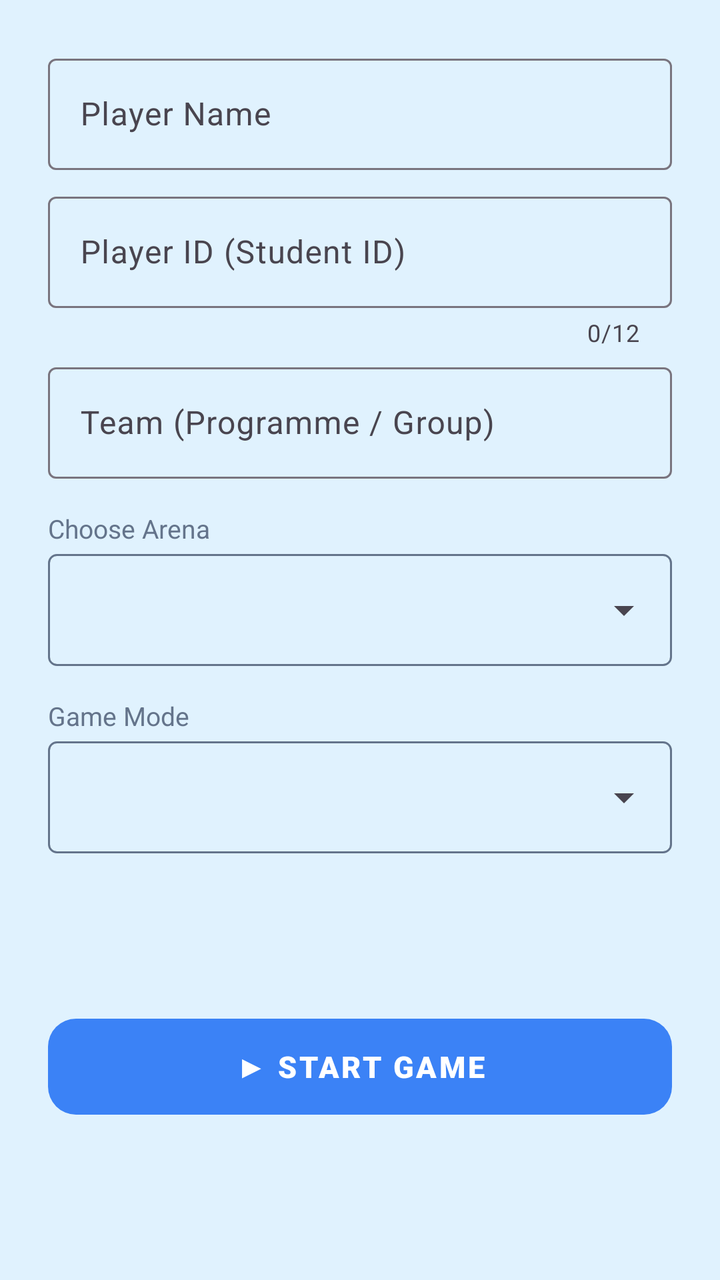
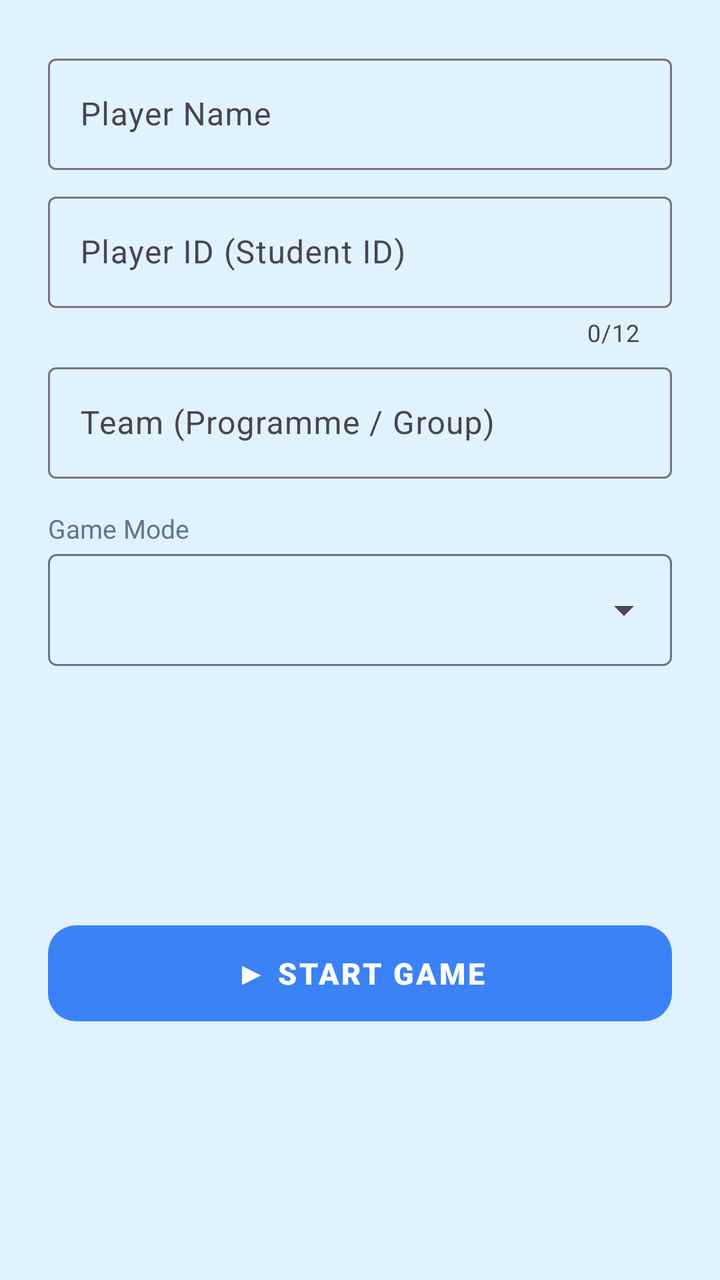

Two renders of the same Android screen: before a commit and after it. Below are the layout's source before the change and the commit's diff.
<!-- AndroidManifest.xml: application theme Theme.SmartTriviaHub -->
<!-- res/layout/form_registration.xml -->
<?xml version="1.0" encoding="utf-8"?>
<layout xmlns:android="http://schemas.android.com/apk/res/android"
    xmlns:app="http://schemas.android.com/apk/res-auto">

    <androidx.constraintlayout.widget.ConstraintLayout
        android:layout_width="match_parent"
        android:layout_height="wrap_content"
        android:padding="@dimen/space_l">

        <com.google.android.material.textfield.TextInputLayout
            android:id="@+id/tilName"
            style="@style/Widget.Material3.TextInputLayout.OutlinedBox"
            android:layout_width="0dp"
            android:layout_height="wrap_content"
            android:hint="@string/label_name"
            app:placeholderText="@string/hint_name"
            app:layout_constraintEnd_toEndOf="parent"
            app:layout_constraintStart_toStartOf="parent"
            app:layout_constraintTop_toTopOf="parent">

            <com.google.android.material.textfield.TextInputEditText
                android:id="@+id/etName"
                android:layout_width="match_parent"
                android:layout_height="wrap_content"
                android:imeOptions="actionNext"
                android:inputType="textPersonName|textCapWords"
                android:maxLength="50" />
        </com.google.android.material.textfield.TextInputLayout>

        <com.google.android.material.textfield.TextInputLayout
            android:id="@+id/tilStudentId"
            style="@style/Widget.Material3.TextInputLayout.OutlinedBox"
            android:layout_width="0dp"
            android:layout_height="wrap_content"
            android:layout_marginTop="@dimen/space_s"
            android:hint="@string/label_student_id"
            app:placeholderText="@string/hint_student_id"
            app:counterEnabled="true"
            app:counterMaxLength="12"
            app:layout_constraintEnd_toEndOf="parent"
            app:layout_constraintStart_toStartOf="parent"
            app:layout_constraintTop_toBottomOf="@id/tilName">

            <com.google.android.material.textfield.TextInputEditText
                android:id="@+id/etStudentId"
                android:layout_width="match_parent"
                android:layout_height="wrap_content"
                android:imeOptions="actionNext"
                android:inputType="textCapCharacters|textNoSuggestions"
                android:maxLength="12" />
        </com.google.android.material.textfield.TextInputLayout>

        <com.google.android.material.textfield.TextInputLayout
            android:id="@+id/tilProgramme"
            style="@style/Widget.Material3.TextInputLayout.OutlinedBox"
            android:layout_width="0dp"
            android:layout_height="wrap_content"
            android:layout_marginTop="@dimen/space_xs"
            android:hint="@string/label_programme"
            app:placeholderText="@string/hint_programme"
            app:layout_constraintEnd_toEndOf="parent"
            app:layout_constraintStart_toStartOf="parent"
            app:layout_constraintTop_toBottomOf="@id/tilStudentId">

            <com.google.android.material.textfield.TextInputEditText
                android:id="@+id/etProgramme"
                android:layout_width="match_parent"
                android:layout_height="wrap_content"
                android:imeOptions="actionDone"
                android:inputType="textCapCharacters"
                android:maxLength="30" />
        </com.google.android.material.textfield.TextInputLayout>

        
        <TextView
            android:id="@+id/tvCategoryLabel"
            android:layout_width="0dp"
            android:layout_height="wrap_content"
            android:layout_marginTop="@dimen/space_m"
            android:text="@string/label_category"
            android:textColor="@color/text_secondary"
            android:textSize="@dimen/text_small"
            app:layout_constraintEnd_toEndOf="parent"
            app:layout_constraintStart_toStartOf="parent"
            app:layout_constraintTop_toBottomOf="@id/tilProgramme" />

        
        <FrameLayout
            android:id="@+id/frameCategory"
            android:layout_width="0dp"
            android:layout_height="wrap_content"
            android:layout_marginTop="@dimen/space_xs"
            android:background="@drawable/bg_input_outline"
            app:layout_constraintEnd_toEndOf="parent"
            app:layout_constraintStart_toStartOf="parent"
            app:layout_constraintTop_toBottomOf="@id/tvCategoryLabel">

            <Spinner
                android:id="@+id/spinnerCategory"
                android:layout_width="match_parent"
                android:layout_height="@dimen/button_height" />
        </FrameLayout>

        
        <TextView
            android:id="@+id/tvDifficultyLabel"
            android:layout_width="0dp"
            android:layout_height="wrap_content"
            android:layout_marginTop="@dimen/space_m"
            android:text="@string/label_difficulty"
            android:textColor="@color/text_secondary"
            android:textSize="@dimen/text_small"
            app:layout_constraintEnd_toEndOf="parent"
            app:layout_constraintStart_toStartOf="parent"
            app:layout_constraintTop_toBottomOf="@id/frameCategory" />

        <FrameLayout
            android:id="@+id/frameDifficulty"
            android:layout_width="0dp"
            android:layout_height="wrap_content"
            android:layout_marginTop="@dimen/space_xs"
            android:background="@drawable/bg_input_outline"
            app:layout_constraintEnd_toEndOf="parent"
            app:layout_constraintStart_toStartOf="parent"
            app:layout_constraintTop_toBottomOf="@id/tvDifficultyLabel">

            <Spinner
                android:id="@+id/spinnerDifficulty"
                android:layout_width="match_parent"
                android:layout_height="@dimen/button_height" />
        </FrameLayout>

        <com.google.android.material.button.MaterialButton
            android:id="@+id/btnStart"
            style="@style/PrimaryButton"
            android:layout_width="0dp"
            android:layout_height="wrap_content"
            android:layout_marginTop="@dimen/space_l"
            android:text="@string/btn_start"
            app:layout_constraintBottom_toBottomOf="parent"
            app:layout_constraintEnd_toEndOf="parent"
            app:layout_constraintStart_toStartOf="parent"
            app:layout_constraintTop_toBottomOf="@id/frameDifficulty" />

    </androidx.constraintlayout.widget.ConstraintLayout>
</layout>
<!-- resources referenced by this layout -->
<resources>
  <color name="text_secondary">#64748B</color>
  <dimen name="button_height">56dp</dimen>
  <dimen name="space_l">24dp</dimen>
  <dimen name="space_m">16dp</dimen>
  <dimen name="space_s">8dp</dimen>
  <dimen name="space_xs">4dp</dimen>
  <dimen name="text_small">13sp</dimen>
  <!-- drawable bg_input_outline (drawable) -->
  <?xml version="1.0" encoding="utf-8"?>
  <shape xmlns:android="http://schemas.android.com/apk/res/android">
      <solid android:color="@android:color/transparent" />
      <stroke
          android:width="1dp"
          android:color="@color/text_secondary" />
      <corners android:radius="@dimen/space_xs" />
  </shape>
  <string name="btn_start">▶  START GAME</string>
  <string name="hint_name">e.g. Ahmad bin Ali</string>
  <string name="hint_programme">e.g. DSE 5A</string>
  <string name="hint_student_id">e.g. DSE123456</string>
  <string name="label_category">Choose Arena</string>
  <string name="label_difficulty">Game Mode</string>
  <string name="label_name">Player Name</string>
  <string name="label_programme">Team (Programme / Group)</string>
  <string name="label_student_id">Player ID (Student ID)</string>
  <style name="PrimaryButton" parent="Widget.Material3.Button">
          <item name="android:minHeight">@dimen/button_height</item>
          <item name="android:textSize">@dimen/text_body</item>
          <item name="android:fontFamily">sans-serif-black</item>
          <item name="android:letterSpacing">0.08</item>
          <item name="android:textColor">@color/white</item>
          <item name="cornerRadius">@dimen/button_radius</item>
          <item name="backgroundTint">@color/primary</item>
      </style>
  <style name="Theme.SmartTriviaHub" parent="Base.Theme.SmartTriviaHub" />
  <dimen name="text_body">15sp</dimen>
  <color name="white">#FFFFFFFF</color>
  <dimen name="button_radius">14dp</dimen>
  <color name="primary">#3B82F6</color>
  <style name="Base.Theme.SmartTriviaHub" parent="Theme.Material3.Light.NoActionBar">
          <item name="colorPrimary">@color/primary</item>
          <item name="colorOnPrimary">@color/on_primary</item>
          <item name="colorPrimaryContainer">@color/primary_light</item>
          <item name="colorSecondary">@color/accent</item>
          <item name="colorSurface">@color/surface</item>
          <item name="colorOnSurface">@color/text_primary</item>
          <item name="colorError">@color/wrong</item>
          <item name="android:windowBackground">@color/bg_gradient_end</item>
          <item name="android:windowLightStatusBar">true</item>
      </style>
  <color name="on_primary">#FFFFFF</color>
  <color name="primary_light">#DBEAFE</color>
  <color name="accent">#38BDF8</color>
  <color name="surface">#FFFFFF</color>
  <color name="text_primary">#0F172A</color>
  <color name="wrong">#E11D48</color>
  <color name="bg_gradient_end">#E0F2FE</color>
</resources>

<!-- the commit's change to res/layout/form_registration.xml (unified diff, before → after) -->
@@ -73,36 +73,6 @@
 
         
         <TextView
-            android:id="@+id/tvCategoryLabel"
-            android:layout_width="0dp"
-            android:layout_height="wrap_content"
-            android:layout_marginTop="@dimen/space_m"
-            android:text="@string/label_category"
-            android:textColor="@color/text_secondary"
-            android:textSize="@dimen/text_small"
-            app:layout_constraintEnd_toEndOf="parent"
-            app:layout_constraintStart_toStartOf="parent"
-            app:layout_constraintTop_toBottomOf="@id/tilProgramme" />
-
-        
-        <FrameLayout
-            android:id="@+id/frameCategory"
-            android:layout_width="0dp"
-            android:layout_height="wrap_content"
-            android:layout_marginTop="@dimen/space_xs"
-            android:background="@drawable/bg_input_outline"
-            app:layout_constraintEnd_toEndOf="parent"
-            app:layout_constraintStart_toStartOf="parent"
-            app:layout_constraintTop_toBottomOf="@id/tvCategoryLabel">
-
-            <Spinner
-                android:id="@+id/spinnerCategory"
-                android:layout_width="match_parent"
-                android:layout_height="@dimen/button_height" />
-        </FrameLayout>
-
-        
-        <TextView
             android:id="@+id/tvDifficultyLabel"
             android:layout_width="0dp"
             android:layout_height="wrap_content"
@@ -112,7 +82,7 @@
             android:textSize="@dimen/text_small"
             app:layout_constraintEnd_toEndOf="parent"
             app:layout_constraintStart_toStartOf="parent"
-            app:layout_constraintTop_toBottomOf="@id/frameCategory" />
+            app:layout_constraintTop_toBottomOf="@id/tilProgramme" />
 
         <FrameLayout
             android:id="@+id/frameDifficulty"
<!-- resource entries referenced after the edit -->
@@ -20,7 +20,6 @@
   <string name="hint_name">e.g. Ahmad bin Ali</string>
   <string name="hint_programme">e.g. DSE 5A</string>
   <string name="hint_student_id">e.g. DSE123456</string>
-  <string name="label_category">Choose Arena</string>
   <string name="label_difficulty">Game Mode</string>
   <string name="label_name">Player Name</string>
   <string name="label_programme">Team (Programme / Group)</string>
